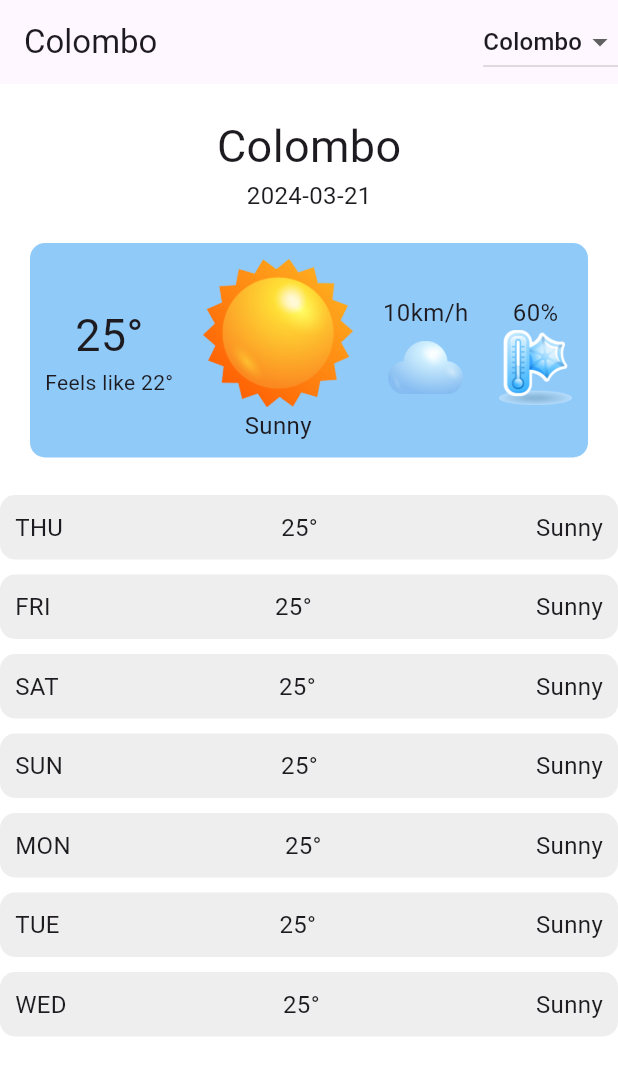
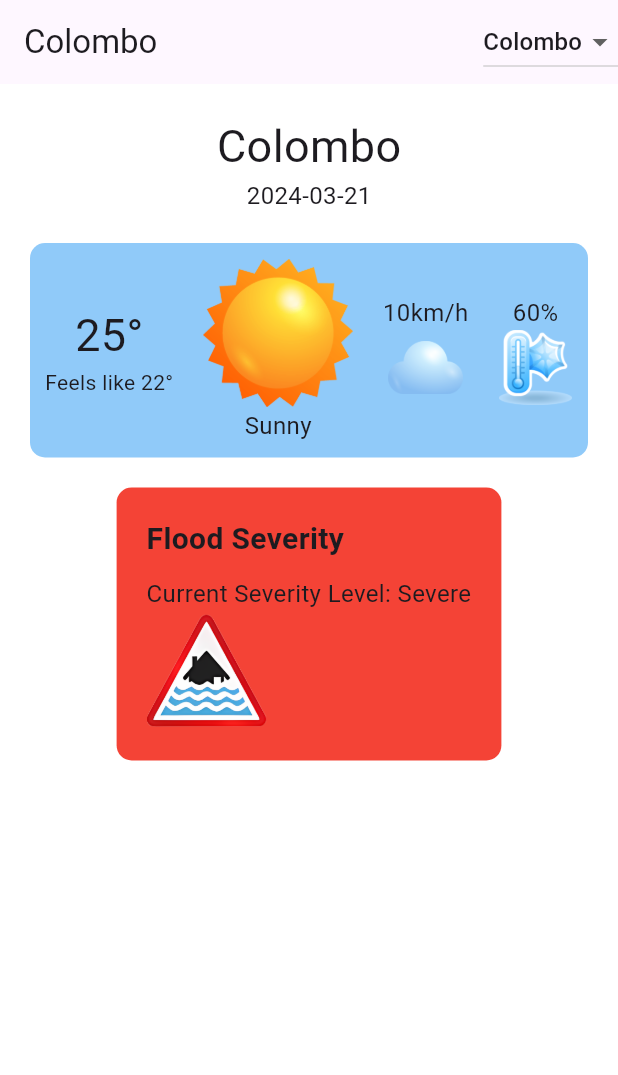
Before and after one commit to Dinath01/Fludert, a Flutter app: the HomePage screen opened directly, on a phone screen of 412 x 824 dp. Shown: the top 1075 px of the screen. Run offline on Flutter 3.47's test engine with Material 3 defaults, Android fonts, the phone set to English and light mode, and no system bars; our stand-ins replace animate_do, animated_splash_screen, curved_navigation_bar, flutter_inset_box_shadow, page_transition.

Commit message:
Implemented the first look of Flood Severity class which uses the prediction dataset

```diff
--- a/lib/main.dart
+++ b/lib/main.dart
@@ -1,3 +1,4 @@
+import 'package:fludert/assets/weather_map.dart';
 import 'package:fludert/pages/flash_screen.dart';
 import 'package:flutter/material.dart';
 import 'pages/login_page.dart';
--- a/lib/pages/home_page.dart
+++ b/lib/pages/home_page.dart
@@ -1,7 +1,9 @@
 import 'dart:math';
+import 'dart:ui';
 import 'package:fludert/assets/navbar.dart';
 import 'package:fludert/assets/weather_map.dart';
 import 'package:flutter/material.dart';
+import 'package:flutter/widgets.dart';
 import 'package:intl/intl.dart';
 
 void main() {
@@ -62,6 +64,8 @@ class _HomePageState extends State<HomePage> {
       });
     }
   }
+
+  String floodSeverity = 'Severe';
 
   @override
   Widget build(BuildContext context) {
@@ -162,45 +166,13 @@ class _HomePageState extends State<HomePage> {
                       ],
                     ),
                   ),
+                  FloodSeverityCard(severityLevel: floodSeverity),
+
+
                 ],
               ),
             ),
-            Expanded(
-              child: ListView.builder(
-                itemCount: consolidatedWeatherList.length,
-                itemBuilder: (context, index) {
-                  var weather = consolidatedWeatherList[index];
-                  return Container(
-                    padding: const EdgeInsets.all(10),
-                    margin: const EdgeInsets.symmetric(vertical: 5),
-                    decoration: BoxDecoration(
-                      color: Colors.grey[200],
-                      borderRadius: BorderRadius.circular(10),
-                    ),
-                    child: Row(
-                      mainAxisAlignment: MainAxisAlignment.spaceBetween,
-                      children: [
-                        Text(
-                          DateFormat('EEE')
-                              .format(
-                                  DateTime.parse(weather['applicable_date']))
-                              .toUpperCase(),
-                          style: TextStyle(fontSize: 16),
-                        ),
-                        Text(
-                          '${weather['the_temp'].round()}°',
-                          style: TextStyle(fontSize: 16),
-                        ),
-                        Text(
-                          weather['weather_state_name'],
-                          style: TextStyle(fontSize: 16),
-                        ),
-                      ],
-                    ),
-                  );
-                },
-              ),
-            ),
+
             //WeatherMapWidget()
           ],
         ),
@@ -210,3 +182,75 @@ class _HomePageState extends State<HomePage> {
     );
   }
 }
+
+class FloodSeverityCard extends StatelessWidget {
+  final String severityLevel;
+
+  const FloodSeverityCard({Key? key, required this.severityLevel})
+    : super(key: key);
+
+    Color _getColorForSeverity(String severityLevel) {
+    switch (severityLevel.toLowerCase()) {
+      case 'severe':
+        return Colors.red;
+      case 'mid':
+        return Colors.orange;
+      case 'safe':
+        return Colors.green;
+      default:
+        return Colors.grey;
+    }
+  }
+
+  @override
+  Widget build(BuildContext context) {
+    Color backgroundColor = _getColorForSeverity(severityLevel);
+        String assetName = '';
+
+    switch (severityLevel.toLowerCase()) {
+      case 'severe':
+        assetName = 'assets/images/Severe.png';
+        break;
+      case 'mid':
+        assetName = 'assets/images/Mid.png';
+        break;
+      case 'safe':
+        assetName = 'assets/images/Light.png';
+        break;
+      default:
+        assetName = '';
+        break;
+    }
+
+    return Container(
+      margin: EdgeInsets.symmetric(vertical: 20, horizontal: 10),
+      padding: const EdgeInsets.all(20),
+      decoration: BoxDecoration(
+        color: backgroundColor,
+        borderRadius: BorderRadius.circular(10),
+      ),
+      child: Column(
+        crossAxisAlignment: CrossAxisAlignment.start,
+        children: [Text(
+          "Flood Severity",
+          style: TextStyle(fontSize: 20, fontWeight: FontWeight.bold,),
+          textAlign: TextAlign.center,
+        ),
+          SizedBox(height: 10),
+          Text(
+            'Current Severity Level: $severityLevel',
+            style: TextStyle(fontSize: 16),
+            textAlign: TextAlign.center,
+          ),
+          // Add relevant image based on severity level
+          if (assetName.isNotEmpty)
+            Image.asset(
+              assetName,
+              width: 80,
+              height: 80,
+            ),
+        ],
+      ),
+    );
+  }
+}
--- a/pubspec.yaml
+++ b/pubspec.yaml
@@ -41,7 +41,7 @@ dependencies:
   http: ^1.2.1
   curved_navigation_bar: ^1.0.3
   flutter_map: ^6.1.0
-  google_maps_flutter: ^2.2.8
+  google_maps_flutter: ^2.6.0
 
 dev_dependencies:
   flutter_test:
```
Also changed, not shown: lib/assets/weather_map.dart (+6 -55 lines), assets/images/Light.png (added), assets/images/Mid.png (added), assets/images/Severe.png (added), pubspec.lock.
